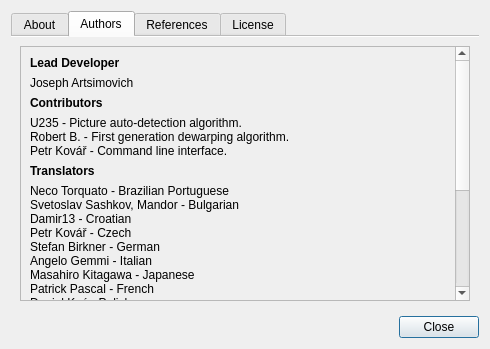
The window that ui/AboutDialog.ui (trufanov-nok/scantailor-universal) describes before a commit, drawn with Qt 5.
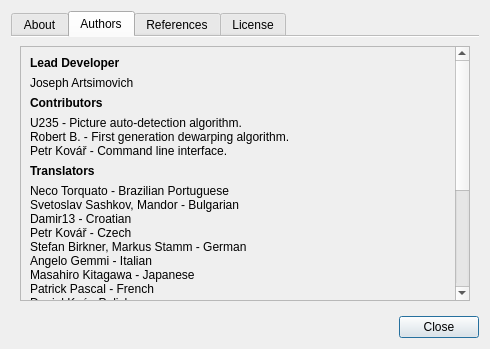
The same window after the commit. The open tabs and pages were chosen to show the change. Icons and pictures are not drawn.

Commit message: Update the German translation and re-sync all translations to source code

Diff of the .ui file:
```diff
--- a/ui/AboutDialog.ui
+++ b/ui/AboutDialog.ui
@@ -110,7 +110,7 @@
           <property name="geometry">
            <rect>
             <x>0</x>
-            <y>-187</y>
+            <y>-272</y>
             <width>423</width>
             <height>516</height>
            </rect>
@@ -223,7 +223,7 @@
              <item>
               <widget class="QLabel" name="label_17">
                <property name="text">
-                <string>Stefan Birkner - German</string>
+                <string>Stefan Birkner, Markus Stamm - German</string>
                </property>
               </widget>
              </item>
```
Left out of the diff: 4 changed lines with no effect on the pictures. The commit also changes 17 other files.
